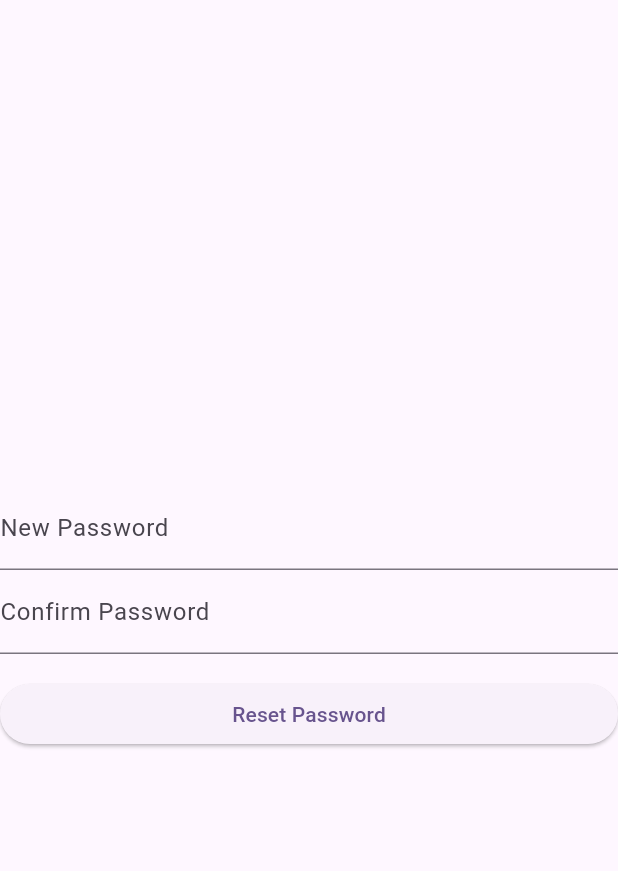
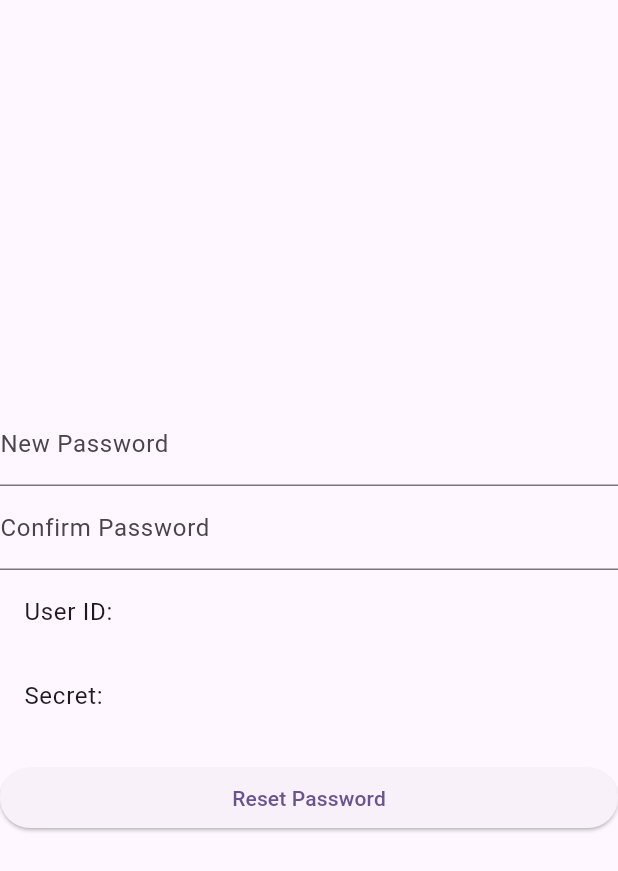
Before and after one commit to CodeOTR/cotr-examples, a Flutter app: the ResetPassword screen opened by its route, after a tap on "Reset Password", on a phone screen of 412 x 824 dp. Shown: the top 871 px of the screen. Run offline on Flutter 3.47's test engine with Material 2 defaults, Android fonts, the light colour scheme and no system bars; our stand-ins replace appwrite, go_router, google_sign_in, shared_preferences; missing offline and left inert: google_sign_in_platform_interface, google_sign_in_web; accounts and stored records are empty; network calls fail; statements that could not run were skipped.

Commit message:
appwrite

```diff
--- a/cotr_appwrite/lib/routes/reset_password.dart
+++ b/cotr_appwrite/lib/routes/reset_password.dart
@@ -1,3 +1,5 @@
+import 'package:appwrite/appwrite.dart';
+import 'package:appwrite_authentication/main.dart';
 import 'package:appwrite_authentication/widgets/basic_page.dart';
 import 'package:flutter/material.dart';
 
@@ -13,6 +15,7 @@ class _ResetPasswordState extends State<ResetPassword> {
   TextEditingController confirmPasswordController = TextEditingController();
 
   String get userId => Uri.base.queryParameters['userId'] ?? '';
+
   String get secret => Uri.base.queryParameters['secret'] ?? '';
 
   @override
@@ -31,10 +34,21 @@ class _ResetPasswordState extends State<ResetPassword> {
               controller: confirmPasswordController,
               decoration: const InputDecoration(labelText: 'Confirm Password'),
             ),
+            ListTile(
+              title: Text('User ID: $userId'),
+            ),
+            ListTile(
+              title: Text('Secret: $secret'),
+            ),
             const SizedBox(height: 16),
             ElevatedButton(
                 onPressed: () {
-
+                  Account(client).updateRecovery(
+                    userId: userId,
+                    secret: secret,
+                    password: passwordController.text,
+                    passwordAgain: confirmPasswordController.text,
+                  );
                 },
                 child: const Text('Reset Password')),
           ],
```
Also changed, not shown: cotr_appwrite/lib/routes/forgot_password.dart (+7 -2 lines), cotr_appwrite/lib/routes/sign_up.dart (+11 -10 lines), cotr_appwrite/firebase.json, 2 other files.
